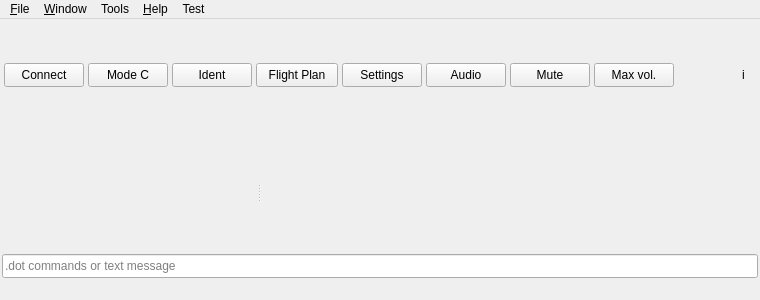
Before: the Qt Designer form src/swiftguistandard/swiftguistd.ui in skylitefly/neoswift, drawn with Qt 5.
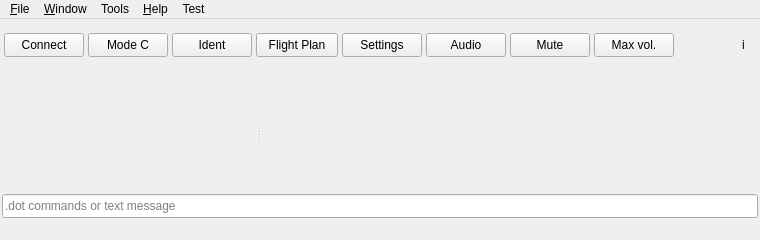
After: the same form once the commit is applied. Custom widgets are drawn as their Qt base class.

```diff
--- a/src/swiftguistandard/swiftguistd.ui
+++ b/src/swiftguistandard/swiftguistd.ui
@@ -7,7 +7,7 @@
     <x>0</x>
     <y>0</y>
     <width>760</width>
-    <height>300</height>
+    <height>190</height>
    </rect>
   </property>
   <property name="minimumSize">
```
